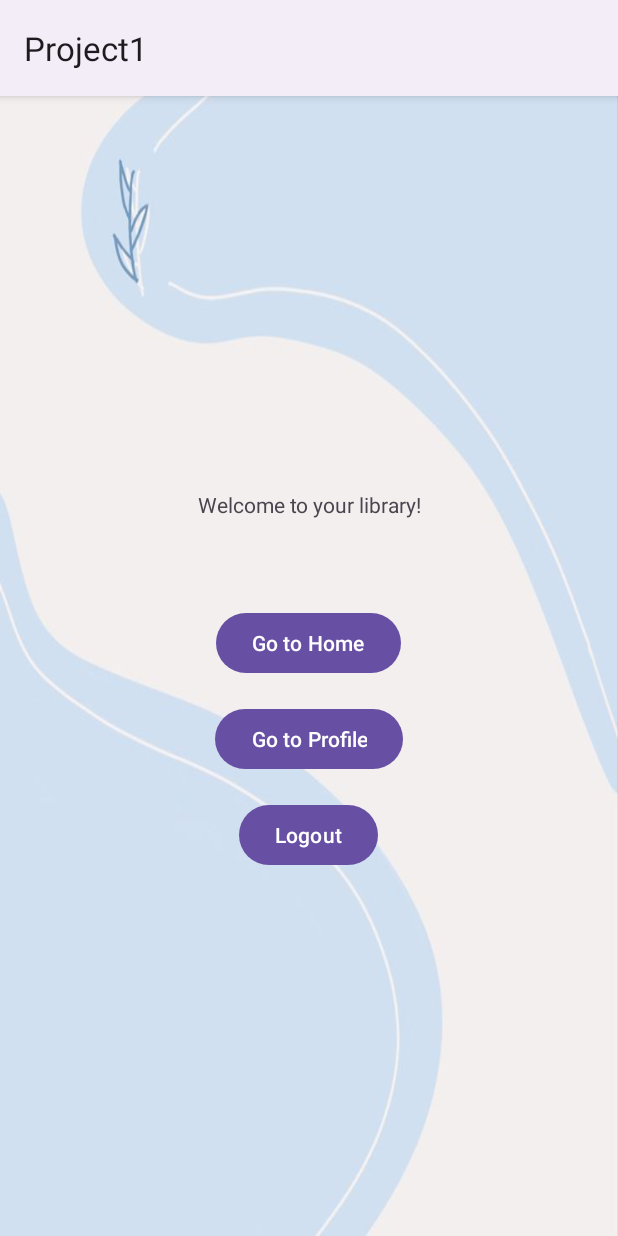
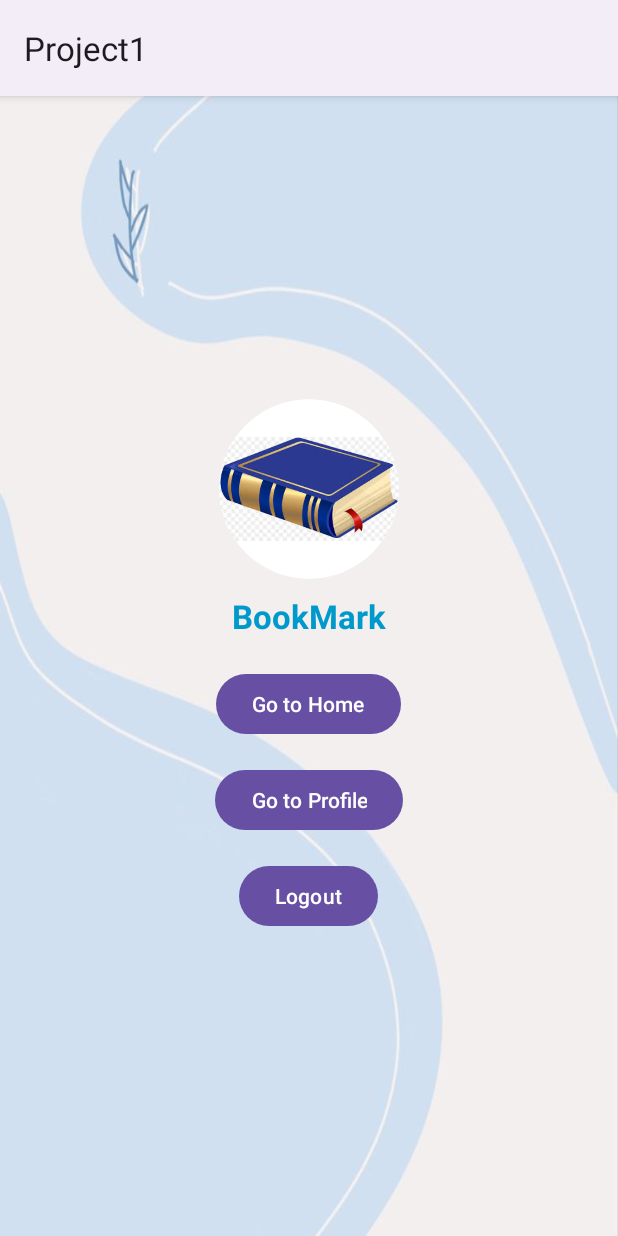
Before and after one commit to ArbreshaS/Aplikacion-per-Menaxhimin-e-Leximeve, an Android app: the screen it shows after launch once a user with an empty profile is signed in (MainActivity), on a phone screen of 412 x 824 dp. Run offline under Robolectric (Android 15) with nearby library versions, the phone set to English and light mode, and no system bars; our stand-ins replace Firebase (no records; nobody signed in at launch, a user with empty details on screens opened directly).

Commit message:
Ndryshime ne permbajtjen e MainActivity dhe ProfileActivity.

```diff
--- a/app/src/main/java/com/example/project1/MainActivity.java
+++ b/app/src/main/java/com/example/project1/MainActivity.java
@@ -2,9 +2,7 @@ package com.example.project1;
 
 import android.content.Intent;
 import android.os.Bundle;
-import android.view.View;
 import android.widget.Button;
-import android.widget.TextView;
 
 import androidx.activity.EdgeToEdge;
 import androidx.appcompat.app.AppCompatActivity;
@@ -19,8 +17,6 @@ public class MainActivity extends AppCompatActivity {
 
     FirebaseAuth auth;
     Button button, btnHome, btnProfile;
-    TextView textView;
-    FirebaseUser user;
 
     @Override
     protected void onCreate(Bundle savedInstanceState) {
@@ -37,15 +33,12 @@ public class MainActivity extends AppCompatActivity {
         button = findViewById(R.id.logout);
         btnHome = findViewById(R.id.btn_home);
         btnProfile = findViewById(R.id.btn_profile);
-        textView = findViewById(R.id.user_details);
-        user = auth.getCurrentUser();
 
+        FirebaseUser user = auth.getCurrentUser();
         if (user == null) {
             Intent intent = new Intent(getApplicationContext(), Login.class);
             startActivity(intent);
             finish();
-        } else {
-            textView.setText(user.getEmail());
         }
 
         button.setOnClickListener(v -> {
--- a/app/src/main/res/drawable/button_background.xml
+++ b/app/src/main/res/drawable/button_background.xml
@@ -1,5 +1,5 @@
 <?xml version="1.0" encoding="utf-8"?>
 <shape xmlns:android="http://schemas.android.com/apk/res/android">
-    <solid android:color="#2196F3"/>
+    <solid android:color="#33b5e5"/>
     <corners android:radius="16dp"/>
 </shape>
--- a/app/src/main/res/layout/activity_edit_book.xml
+++ b/app/src/main/res/layout/activity_edit_book.xml
@@ -8,29 +8,34 @@
         android:id="@+id/editTextTitle"
         android:layout_width="match_parent"
         android:layout_height="wrap_content"
+        android:padding="16dp"
         android:hint="Title" />
 
     <EditText
         android:id="@+id/editTextAuthor"
         android:layout_width="match_parent"
         android:layout_height="wrap_content"
+        android:padding="16dp"
         android:hint="Author" />
 
     <EditText
         android:id="@+id/editTextDescription"
         android:layout_width="match_parent"
         android:layout_height="wrap_content"
+        android:padding="16dp"
         android:hint="Description" />
 
     <EditText
         android:id="@+id/editTextYear"
         android:layout_width="match_parent"
         android:layout_height="wrap_content"
+        android:padding="16dp"
         android:hint="Year" />
 
     <EditText
         android:id="@+id/editTextTotalPages"
         android:layout_width="match_parent"
+        android:padding="16dp"
         android:layout_height="wrap_content"
         android:hint="Total Pages" />
 
@@ -38,6 +43,7 @@
         android:id="@+id/editTextRating"
         android:layout_width="match_parent"
         android:layout_height="wrap_content"
+        android:padding="16dp"
         android:hint="Rating" />
 
     <Button
--- a/app/src/main/res/layout/activity_main.xml
+++ b/app/src/main/res/layout/activity_main.xml
@@ -1,27 +1,38 @@
 <?xml version="1.0" encoding="utf-8"?>
-<LinearLayout xmlns:android="http://schemas.android.com/apk/res/android"
+<LinearLayout
+    xmlns:android="http://schemas.android.com/apk/res/android"
     xmlns:app="http://schemas.android.com/apk/res-auto"
     xmlns:tools="http://schemas.android.com/tools"
     android:id="@+id/main"
     android:layout_width="match_parent"
+    android:layout_height="match_parent"
     android:orientation="vertical"
     android:gravity="center"
     android:background="@drawable/bg_main"
-    android:layout_height="match_parent"
     tools:context=".MainActivity">
 
+    <!-- Logo -->
+    <ImageView
+        android:id="@+id/logo"
+        android:layout_width="120dp"
+        android:layout_height="120dp"
+        android:src="@drawable/logo"
+        android:clipToOutline="true"
+        android:background="@drawable/circle_background"
+        android:contentDescription="@string/logo_description"
+        android:layout_marginBottom="10dp" />
+
+
     <TextView
-        android:id="@+id/user_details"
+        android:id="@+id/app_name"
         android:layout_width="wrap_content"
         android:layout_height="wrap_content"
-        android:text="Hello World!"
-        />
-    <TextView
-        android:id="@+id/textView"
-        android:layout_width="match_parent"
-        android:layout_height="78dp"
-        android:textAlignment="center"
-        android:text="Welcome to your library!" />
+        android:text="BookMark"
+        android:textSize="22sp"
+        android:textStyle="bold"
+        android:layout_marginBottom="20dp"
+        android:textColor="@android:color/holo_blue_dark"
+        android:gravity="center" />
 
 
     <Button
@@ -39,10 +50,9 @@
 
     <Button
         android:id="@+id/logout"
-        android:text="@string/logout"
         android:layout_width="wrap_content"
+        android:layout_height="wrap_content"
         android:layout_marginTop="16dp"
-        android:layout_height="wrap_content"/>
-
+        android:text="@string/logout" />
 
 </LinearLayout>
```
Also changed, not shown: app/src/main/java/com/example/project1/Profile.java (+17 -0 lines), app/src/main/res/layout/activity_home.xml (+19 -13 lines), app/src/main/res/layout/activity_profile.xml (+7 -4 lines), app/src/main/java/com/example/project1/Book.java (line endings or trailing spaces), app/src/main/java/com/example/project1/BookAdapter.java (line endings or trailing spaces), app/src/main/java/com/example/project1/Home.java (line endings or trailing spaces), app/src/main/res/layout/book_item.xml (line endings or trailing spaces).
